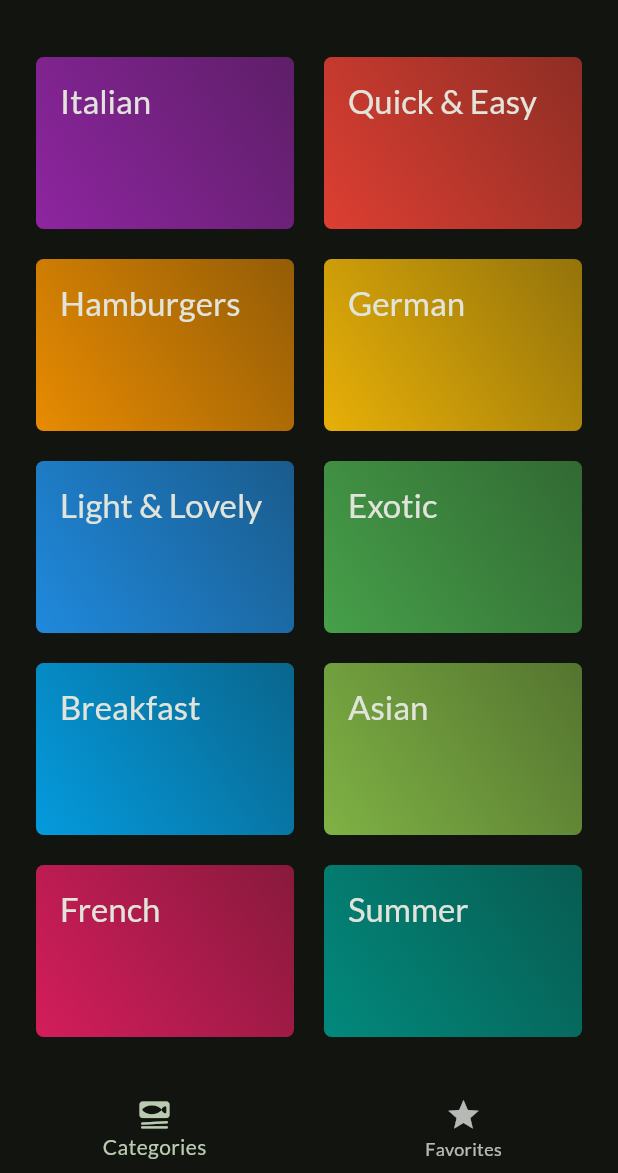
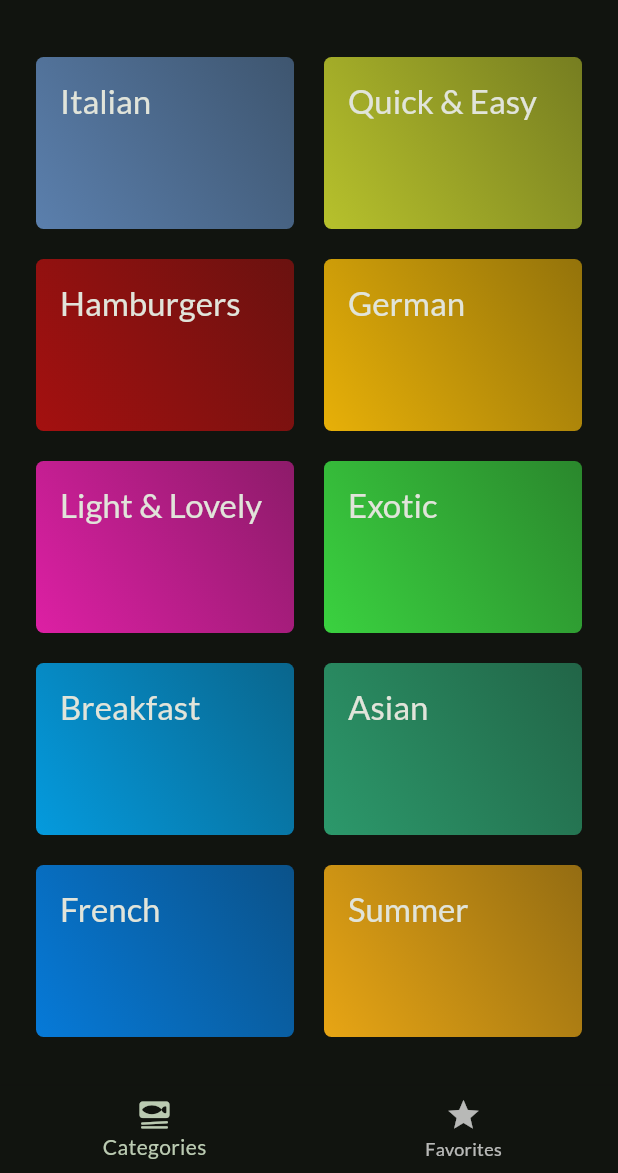
Before and after one commit to omarzouaoui1/Meals-App, a Flutter app: the screen it shows after launch, on a phone screen of 412 x 824 dp, the part 63-1236 px from its top. Run offline on Flutter 3.47's test engine with Material 2 defaults, Android fonts, the phone set to English and light mode, and no system bars; our stand-ins replace flutter_riverpod, google_fonts, transparent_image.

```diff
--- a/meals_app/lib/data.dart
+++ b/meals_app/lib/data.dart
@@ -10,17 +10,17 @@ const availableCategories = [
   Category(
     id: 'c1',
     title: 'Italian',
-    color: Colors.purple,
+    color: Color.fromARGB(255, 99, 139, 190),
   ),
   Category(
     id: 'c2',
     title: 'Quick & Easy',
-    color: Colors.red,
+    color: Color.fromARGB(255, 201, 212, 47),
   ),
   Category(
     id: 'c3',
     title: 'Hamburgers',
-    color: Colors.orange,
+    color: Color.fromARGB(255, 180, 16, 16),
   ),
   Category(
     id: 'c4',
@@ -30,12 +30,12 @@ const availableCategories = [
   Category(
     id: 'c5',
     title: 'Light & Lovely',
-    color: Colors.blue,
+    color: Color.fromARGB(255, 243, 33, 180),
   ),
   Category(
     id: 'c6',
     title: 'Exotic',
-    color: Colors.green,
+    color: Color.fromARGB(255, 63, 230, 69),
   ),
   Category(
     id: 'c7',
@@ -45,17 +45,17 @@ const availableCategories = [
   Category(
     id: 'c8',
     title: 'Asian',
-    color: Colors.lightGreen,
+    color: Color.fromARGB(255, 47, 167, 117),
   ),
   Category(
     id: 'c9',
     title: 'French',
-    color: Colors.pink,
+    color: Color.fromARGB(255, 5, 133, 238),
   ),
   Category(
     id: 'c10',
     title: 'Summer',
-    color: Colors.teal,
+    color: Color.fromARGB(255, 255, 181, 21),
   ),
 ];
 
--- a/meals_app/lib/screen/categories.dart
+++ b/meals_app/lib/screen/categories.dart
@@ -9,11 +9,9 @@ import '../models/meal.dart';
 class CategoriesScreen extends StatelessWidget {
   const CategoriesScreen({
     super.key,
-    required this.onToggleFavorite,
     required this.availableMeals,
   });
 
-  final void Function(Meal meal) onToggleFavorite;
   final List<Meal> availableMeals;
 
   void _selectCaegory(BuildContext context, Category category) {
@@ -33,7 +31,6 @@ class CategoriesScreen extends StatelessWidget {
         builder: (ctx) => MealsScreen(
           title: category.title,
           meals: filteredMeals,
-          onToggleFavorite: onToggleFavorite,
         ),
       ),
     );
--- a/meals_app/lib/screen/meals.dart
+++ b/meals_app/lib/screen/meals.dart
@@ -8,16 +8,12 @@ class MealsScreen extends StatelessWidget {
     super.key,
     this.title,
     required this.meals,
-    required this.onToggleFavorite,
   });
 
   //Category title
   final String? title;
   //List of meals of this category
   final List<Meal> meals;
-
-  //onToggle
-  final void Function(Meal meal) onToggleFavorite;
 
   //seletedMEal to see more details about it
   void selectedMeal(BuildContext context, Meal meal) {
@@ -26,7 +22,6 @@ class MealsScreen extends StatelessWidget {
       MaterialPageRoute(
         builder: (ctx) => MealDetailsScreen(
           meal: meal,
-          onToggleFavorite: onToggleFavorite,
         ),
       ),
     );
```
Also changed, not shown: meals_app/lib/provider/favorites_provider.dart (+23 -0 lines), meals_app/lib/screen/meal_details.dart (+14 -5 lines), meals_app/lib/screen/tabs.dart (+4 -31 lines), meals_app/lib/provider/filters_provider.dart (added).
